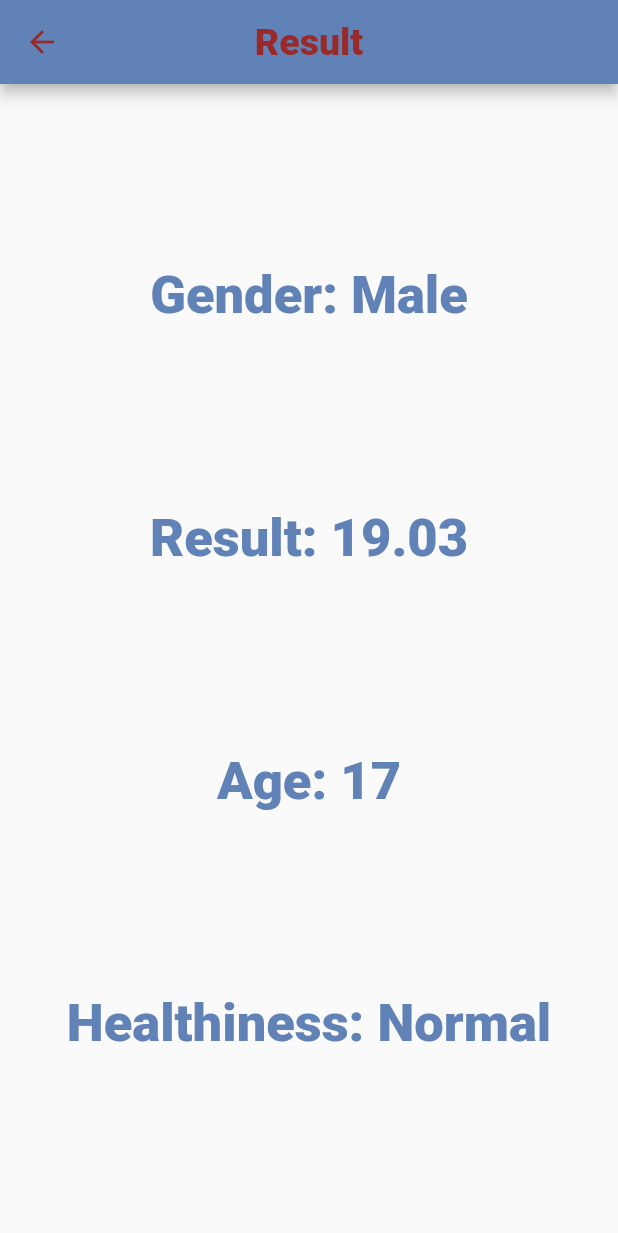
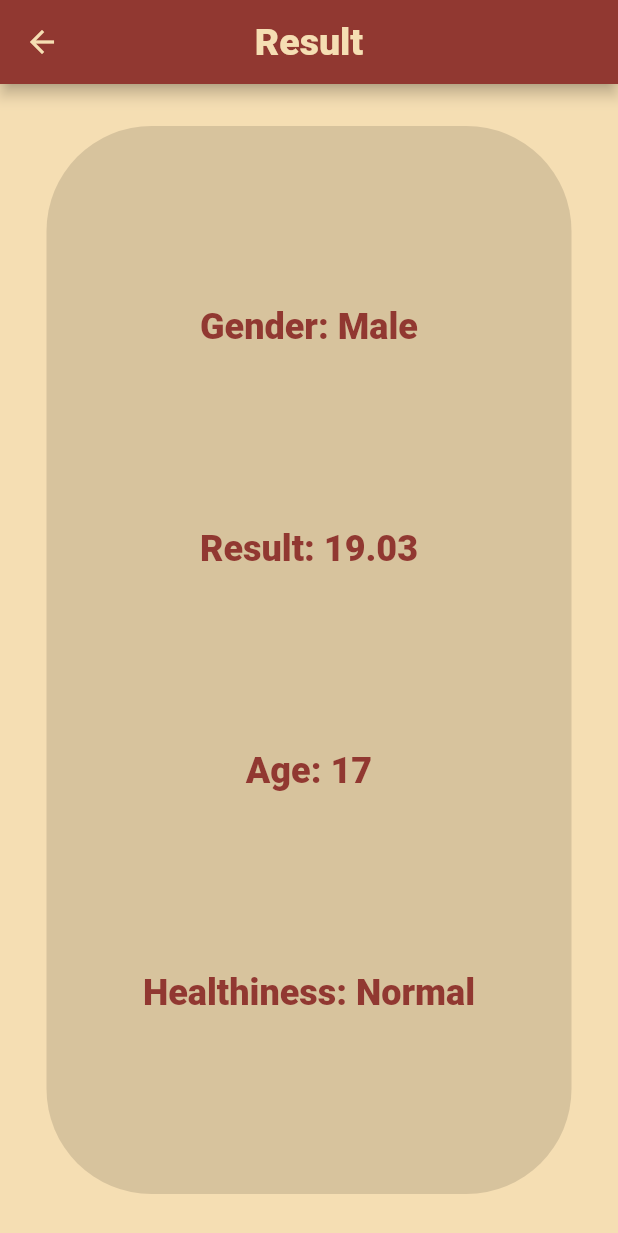
Before and after one commit to MohyaldeenTellawi/bmi_ui, a Flutter app: the screen it shows after launch, after a tap on "Calculate", on a phone screen of 412 x 824 dp. Shown: the top 1233 px of the screen. Run offline on Flutter 3.47's test engine with Material 2 defaults, Android fonts, the phone set to English and light mode, and no system bars.

Commit message:
first commit

```diff
--- a/lib/home.dart
+++ b/lib/home.dart
@@ -27,15 +27,15 @@ class _MyHomePageState extends State<MyHomePage> {
             fontWeight: FontWeight.w800,
           ),
         ),
-        backgroundColor: const Color.fromRGBO(96, 130, 182, 1),
-        foregroundColor: const Color.fromRGBO(154, 42, 42, 1),
+        backgroundColor: const Color.fromRGBO(145, 56, 49, 1),
+        foregroundColor: const Color.fromRGBO(245, 222, 179, 1),
         centerTitle: true,
       ),
       body: SafeArea(
         child: Column(mainAxisAlignment: MainAxisAlignment.center, children: [
           Expanded(
             child: Padding(
-              padding: const EdgeInsets.all(8.0),
+              padding: const EdgeInsets.all(30),
               child: Row(children: [
                 m1Expanded(context, "male"),
                 const SizedBox(width: 15),
@@ -45,11 +45,11 @@ class _MyHomePageState extends State<MyHomePage> {
           ),
           Expanded(
             child: Padding(
-              padding: const EdgeInsets.symmetric(horizontal: 20),
+              padding: const EdgeInsets.symmetric(horizontal: 60),
               child: Container(
                 decoration: BoxDecoration(
-                  borderRadius: BorderRadius.circular(16),
-                  color: Colors.blueGrey,
+                  borderRadius: BorderRadius.circular(90),
+                  color: Colors.black12,
                 ),
                 child: Column(
                   mainAxisAlignment: MainAxisAlignment.center,
@@ -62,6 +62,9 @@ class _MyHomePageState extends State<MyHomePage> {
                         color: Color.fromRGBO(154, 42, 42, 1),
                       ),
                     ),
+                    SizedBox(
+                      height: 15,
+                    ),
                     Row(
                       mainAxisAlignment: MainAxisAlignment.center,
                       textBaseline: TextBaseline.alphabetic,
@@ -72,8 +75,11 @@ class _MyHomePageState extends State<MyHomePage> {
                           style: const TextStyle(
                               fontSize: 45,
                               fontWeight: FontWeight.w800,
-                              color: Colors.white),
+                              color: Colors.blueGrey),
                           textAlign: TextAlign.center,
+                        ),
+                        SizedBox(
+                          width: 3,
                         ),
                         const Text(
                           "CM",
@@ -88,6 +94,8 @@ class _MyHomePageState extends State<MyHomePage> {
                     Slider(
                         min: 90,
                         max: 220,
+                        activeColor: Color.fromRGBO(154, 42, 42, 1),
+                        inactiveColor: Color.fromRGBO(96, 130, 182, 1),
                         value: heightVal,
                         onChanged: (newValue) {
                           setState(() {
@@ -101,7 +109,7 @@ class _MyHomePageState extends State<MyHomePage> {
           ),
           Expanded(
             child: Padding(
-              padding: const EdgeInsets.all(8.0),
+              padding: const EdgeInsets.all(30),
               child: Row(children: [
                 m2Expanded(context, "weight"),
                 const SizedBox(width: 15),
@@ -110,6 +118,7 @@ class _MyHomePageState extends State<MyHomePage> {
             ),
           ),
           Container(
+            margin: EdgeInsets.fromLTRB(95, 0, 95, 0),
             height: MediaQuery.of(context).size.height / 20,
             width: double.infinity,
             child: ElevatedButton(
@@ -118,10 +127,10 @@ class _MyHomePageState extends State<MyHomePage> {
                   TextStyle(fontSize: 25, fontWeight: FontWeight.w400),
                 ),
                 foregroundColor: MaterialStatePropertyAll(
-                  Color.fromRGBO(154, 42, 42, 1),
+                  Color.fromRGBO(245, 222, 179, 1),
                 ),
                 backgroundColor: MaterialStatePropertyAll(
-                  Color.fromRGBO(96, 130, 182, 1),
+                  Color.fromRGBO(145, 56, 49, 1),
                 ),
               ),
               onPressed: () {
@@ -159,16 +168,16 @@ class _MyHomePageState extends State<MyHomePage> {
         },
         child: Container(
           decoration: BoxDecoration(
-              borderRadius: BorderRadius.circular(16),
+              borderRadius: BorderRadius.circular(70),
               color: (isMale && type == "male") || (!isMale && type == "female")
-                  ? Colors.blue
-                  : Colors.blueGrey),
+                  ? Color.fromRGBO(225, 193, 110, 1)
+                  : Colors.black12),
           child: Column(
             mainAxisAlignment: MainAxisAlignment.center,
             children: [
               Icon(
                 type == "male" ? Icons.male : Icons.female,
-                size: 90,
+                size: 85,
               ),
               const SizedBox(height: 5),
               Text(type == "male" ? "Male" : "Female",
@@ -188,8 +197,8 @@ class _MyHomePageState extends State<MyHomePage> {
     return Expanded(
       child: Container(
         decoration: BoxDecoration(
-          borderRadius: BorderRadius.circular(16),
-          color: Colors.blueGrey,
+          borderRadius: BorderRadius.circular(70),
+          color: Colors.black12,
         ),
         child: Column(
           mainAxisAlignment: MainAxisAlignment.center,
@@ -205,7 +214,7 @@ class _MyHomePageState extends State<MyHomePage> {
             Text(
               type == "weight" ? "$weightVal" : "$age",
               style: const TextStyle(
-                  color: Colors.white,
+                  color: Colors.blueGrey,
                   fontSize: 45,
                   fontWeight: FontWeight.w800),
             ),
@@ -213,6 +222,7 @@ class _MyHomePageState extends State<MyHomePage> {
               mainAxisAlignment: MainAxisAlignment.center,
               children: [
                 FloatingActionButton(
+                  backgroundColor: Color.fromRGBO(154, 42, 42, 1),
                   heroTag: type == "age" ? "age--" : "weight--",
                   onPressed: () {
                     setState(() {
@@ -224,6 +234,7 @@ class _MyHomePageState extends State<MyHomePage> {
                 ),
                 const SizedBox(width: 12),
                 FloatingActionButton(
+                  backgroundColor: Color.fromRGBO(154, 42, 42, 1),
                   heroTag: type == "age" ? "age++" : "weight++",
                   onPressed: () {
                     setState(() {
--- a/lib/main.dart
+++ b/lib/main.dart
@@ -1,6 +1,5 @@
 import 'package:flutter/material.dart';
 import 'home.dart';
-import 'result.dart';
 
 void main() => runApp(const MyApp());
 
@@ -13,7 +12,8 @@ class MyApp extends StatelessWidget {
       debugShowCheckedModeBanner: false,
       title: 'BMI App',
       theme: ThemeData(
-        iconTheme: const IconThemeData(color: Colors.white),
+        canvasColor: Color.fromRGBO(245, 222, 179, 1),
+        iconTheme: const IconThemeData(color: Colors.blueGrey),
         textTheme: const TextTheme(
           headline1: TextStyle(
             fontSize: 45,
@@ -21,9 +21,9 @@ class MyApp extends StatelessWidget {
             color: Color.fromRGBO(158, 160, 95, 1),
           ),
           headline2: TextStyle(
-            fontSize: 35,
-            fontWeight: FontWeight.w900,
-            color: Color.fromRGBO(96, 130, 182, 1),
+            fontSize: 24,
+            fontWeight: FontWeight.w800,
+            color: Color.fromRGBO(145, 56, 49, 1),
           ),
         ),
       ),
--- a/lib/result.dart
+++ b/lib/result.dart
@@ -36,11 +36,21 @@ class Result extends StatelessWidget {
           ),
         ),
         centerTitle: true,
-        backgroundColor: const Color.fromRGBO(96, 130, 182, 1),
-        foregroundColor: const Color.fromRGBO(154, 42, 42, 1),
+        backgroundColor: const Color.fromRGBO(145, 56, 49, 1),
+        foregroundColor: const Color.fromRGBO(245, 222, 179, 1),
       ),
       body: SafeArea(
         child: Center(
+          child: Expanded(
+            child: Padding(
+              padding: EdgeInsets.all(20),
+              child: Container(
+                width: 350,
+                margin: EdgeInsets.all(8),
+                decoration: BoxDecoration(
+                  color: Colors.black12,
+                  borderRadius: BorderRadius.circular(70),
+                ),
                 child: Column(
                   mainAxisAlignment: MainAxisAlignment.spaceEvenly,
                   children: [
@@ -68,6 +78,9 @@ class Result extends StatelessWidget {
                 ),
               ),
             ),
+          ),
+        ),
+      ),
     );
   }
 }
--- a/pubspec.yaml
+++ b/pubspec.yaml
@@ -37,6 +37,7 @@ dependencies:
   # Use with the CupertinoIcons class for iOS style icons.
   cupertino_icons: ^1.0.2
   slider: ^0.0.1
+  blur_container: ^0.0.2
 
 
 dev_dependencies:
```
Also changed, not shown: pubspec.lock, 1 other file. Lines whose indentation alone changed are shown as unchanged.
